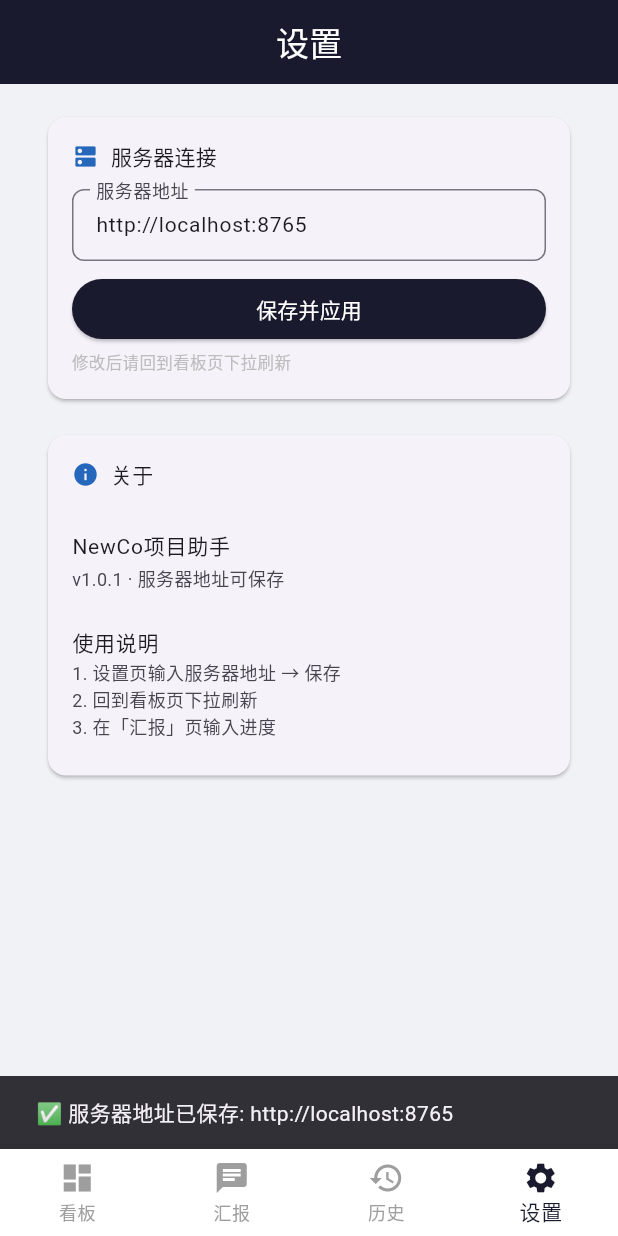
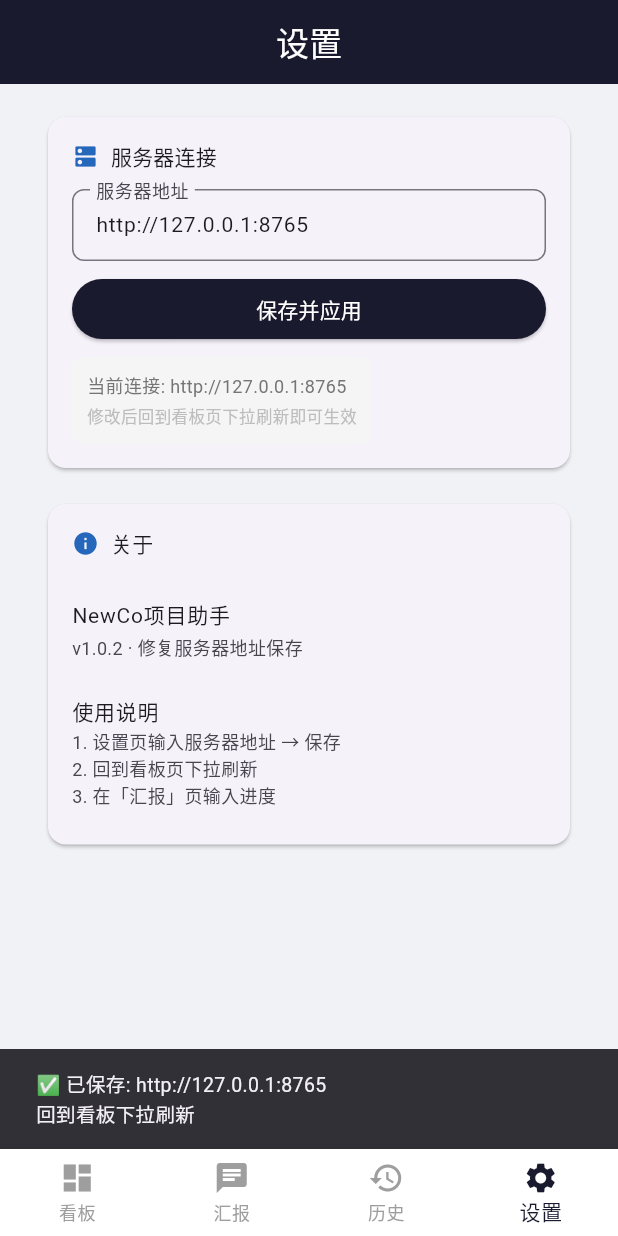
Before and after one commit to ffduan/NewCo-Hermes-App, a Flutter app: the screen it shows after launch, item 4 of the bottom bar chosen, after a tap on "保存并应用", on a phone screen of 412 x 824 dp. Run offline on Flutter 3.47's test engine with Material 3 defaults, Android fonts, the phone set to English and light mode, and no system bars; network calls fail.

Commit message:
fix: ApiService改为单例模式，设置页保存后实时生效

```diff
--- a/flutter_app/lib/screens/settings_page.dart
+++ b/flutter_app/lib/screens/settings_page.dart
@@ -10,24 +10,12 @@ class SettingsPage extends StatefulWidget {
 }
 
 class _SettingsPageState extends State<SettingsPage> {
-  TextEditingController _serverController = TextEditingController();
-  ApiService? _api;
+  final TextEditingController _serverController = TextEditingController();
 
   @override
   void initState() {
     super.initState();
-    // 尝试从父级获取ApiService，或者用默认值
-    _serverController = TextEditingController(text: 'http://localhost:8765');
-    // 延迟一帧尝试拿到父级路由的api
-    WidgetsBinding.instance.addPostFrameCallback((_) {
-      _tryFindApi();
-    });
-  }
-
-  void _tryFindApi() {
-    try {
-      // 通过MainScreen传递的api - 暂时用默认值
-    } catch (_) {}
+    _serverController.text = ApiService().baseUrl;
   }
 
   @override
@@ -42,21 +30,25 @@ class _SettingsPageState extends State<SettingsPage> {
       _showSnack('请输入服务器地址');
       return;
     }
-    // 保存到共享内存（通过静态变量）
-    ApiService.defaultBaseUrl = url;
-    _showSnack('✅ 服务器地址已保存: $url');
+    // 直接修改单例的baseUrl
+    ApiService().baseUrl = url;
+    _showSnack('✅ 已保存: $url\n回到看板下拉刷新');
   }
 
   void _showSnack(String msg) {
     if (mounted) {
       ScaffoldMessenger.of(context).showSnackBar(
-        SnackBar(content: Text(msg)),
+        SnackBar(
+          content: Text(msg, style: const TextStyle(fontSize: 13)),
+          duration: const Duration(seconds: 3),
+        ),
       );
     }
   }
 
   @override
   Widget build(BuildContext context) {
+    final currentUrl = ApiService().baseUrl;
     return Scaffold(
       appBar: AppBar(title: const Text('设置')),
       body: ListView(
@@ -80,7 +72,7 @@ class _SettingsPageState extends State<SettingsPage> {
                     controller: _serverController,
                     decoration: InputDecoration(
                       labelText: '服务器地址',
-                      hintText: 'http://your-server:8765',
+                      hintText: 'http://127.0.0.1:8765',
                       border: OutlineInputBorder(
                           borderRadius: BorderRadius.circular(8)),
                       contentPadding: const EdgeInsets.symmetric(
@@ -100,11 +92,23 @@ class _SettingsPageState extends State<SettingsPage> {
                       child: const Text('保存并应用'),
                     ),
                   ),
-                  const SizedBox(height: 4),
-                  Text(
-                    '修改后请回到看板页下拉刷新',
-                    style: TextStyle(fontSize: 11, color: Colors.grey[400]),
-                    textAlign: TextAlign.center,
+                  const SizedBox(height: 8),
+                  Container(
+                    padding: const EdgeInsets.all(10),
+                    decoration: BoxDecoration(
+                      color: Colors.grey[100],
+                      borderRadius: BorderRadius.circular(8),
+                    ),
+                    child: Column(
+                      crossAxisAlignment: CrossAxisAlignment.start,
+                      children: [
+                        Text('当前连接: $currentUrl',
+                            style: TextStyle(fontSize: 12, color: Colors.grey[600])),
+                        const SizedBox(height: 4),
+                        Text('修改后回到看板页下拉刷新即可生效',
+                            style: TextStyle(fontSize: 11, color: Colors.grey[400])),
+                      ],
+                    ),
                   ),
                 ],
               ),
@@ -127,13 +131,13 @@ class _SettingsPageState extends State<SettingsPage> {
                   const SizedBox(height: 12),
                   const ListTile(
                     title: Text('NewCo项目助手', style: TextStyle(fontSize: 14)),
-                    subtitle: Text('v1.0.1 · 服务器地址可保存',
+                    subtitle: Text('v1.0.2 · 修复服务器地址保存',
                         style: TextStyle(fontSize: 12)),
                     contentPadding: EdgeInsets.zero,
                   ),
-                  const ListTile(
-                    title: Text('使用说明', style: TextStyle(fontSize: 14)),
-                    subtitle: Text(
+                  ListTile(
+                    title: const Text('使用说明', style: TextStyle(fontSize: 14)),
+                    subtitle: const Text(
                       '1. 设置页输入服务器地址 → 保存\n'
                       '2. 回到看板页下拉刷新\n'
                       '3. 在「汇报」页输入进度',
--- a/flutter_app/lib/services/api_service.dart
+++ b/flutter_app/lib/services/api_service.dart
@@ -2,32 +2,38 @@ import 'dart:convert';
 import 'package:http/http.dart' as http;
 
 class ApiService {
-  // 默认值：手机真机上Termux后端用localhost
-  static String defaultBaseUrl = 'http://localhost:8765';
+  // 单例
+  static final ApiService _instance = ApiService._internal();
+  factory ApiService() => _instance;
 
-  String _baseUrl = '';
+  String _baseUrl = 'http://127.0.0.1:8765';
 
-  ApiService() {
-    _baseUrl = defaultBaseUrl;
-  }
+  ApiService._internal();
 
   String get baseUrl => _baseUrl;
   set baseUrl(String url) {
     _baseUrl = url;
-    defaultBaseUrl = url; // 同步到静态变量
   }
 
   Future<Map<String, dynamic>> get(String path) async {
-    final resp = await http.get(Uri.parse('$_baseUrl$path'));
+    final url = '$_baseUrl$path';
+    final resp = await http.get(Uri.parse(url));
+    if (resp.statusCode != 200) {
+      throw Exception('HTTP ${resp.statusCode}: ${resp.reasonPhrase}');
+    }
     return json.decode(utf8.decode(resp.bodyBytes));
   }
 
   Future<Map<String, dynamic>> post(String path, Map<String, dynamic> body) async {
+    final url = '$_baseUrl$path';
     final resp = await http.post(
-      Uri.parse('$_baseUrl$path'),
+      Uri.parse(url),
       headers: {'Content-Type': 'application/json'},
       body: json.encode(body),
     );
+    if (resp.statusCode != 200) {
+      throw Exception('HTTP ${resp.statusCode}: ${resp.reasonPhrase}');
+    }
     return json.decode(utf8.decode(resp.bodyBytes));
   }
 
```
